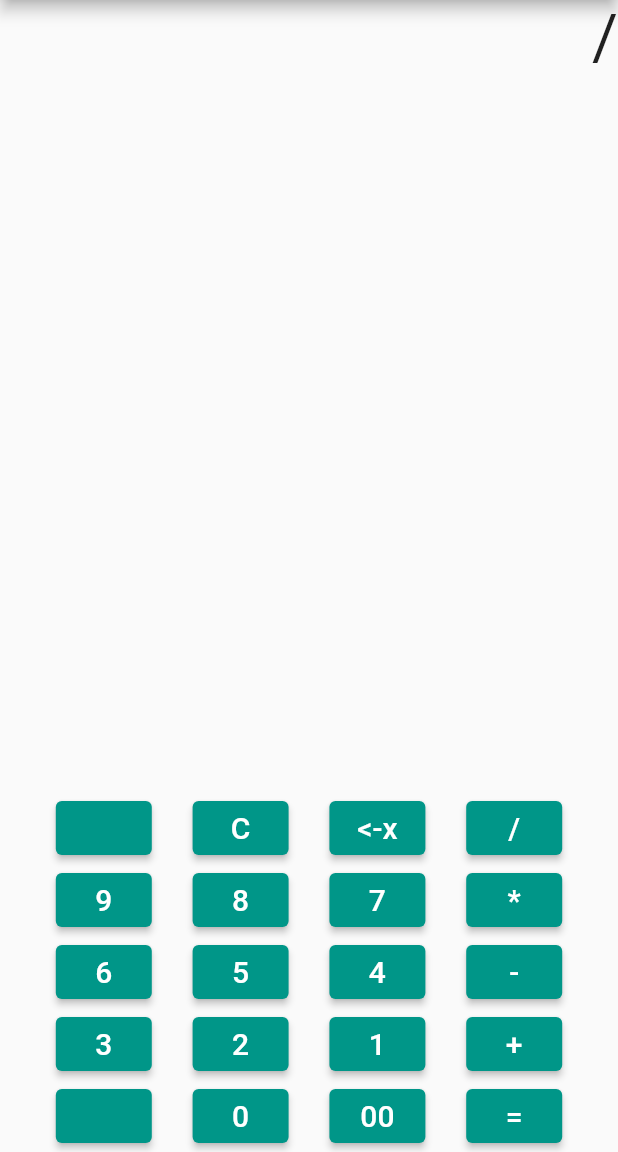
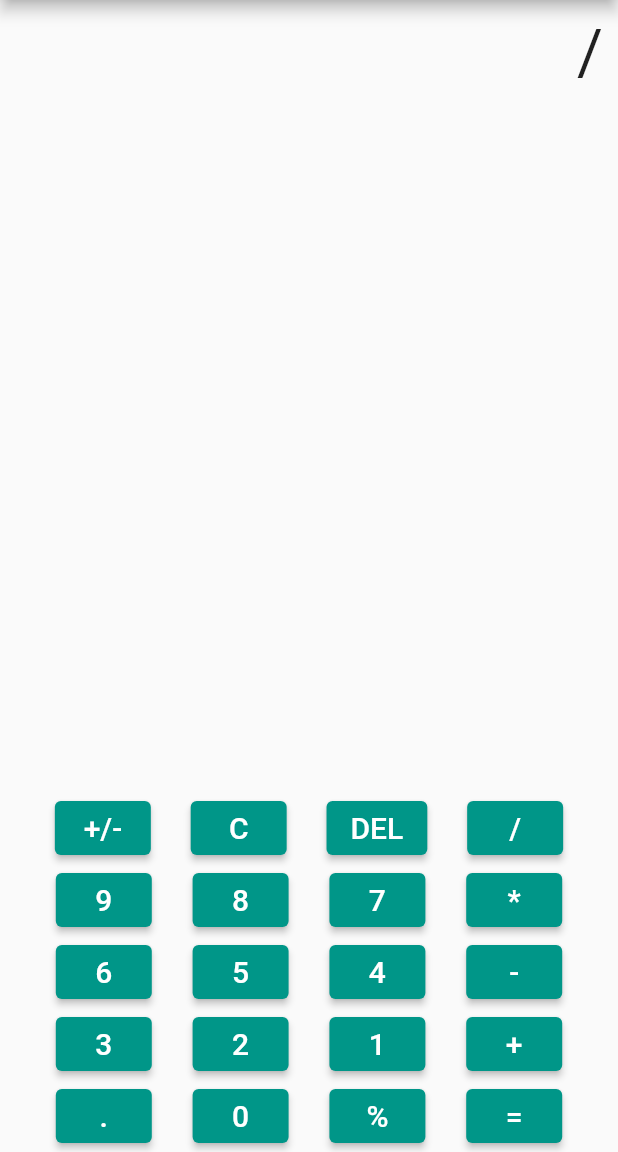
Before and after one commit to sarthakkotia/FlutterProjectsPublic, a Flutter app: the screen it shows after launch, after a tap on an icon or button, on a phone screen of 412 x 824 dp, the part 84-1236 px from its top. Run offline on Flutter 3.47's test engine with Material 2 defaults, Android fonts, the phone set to English and light mode, and no system bars; our stand-ins replace math_expressions.

Commit message:
Added del fx,decimal,%

```diff
--- a/Calculator app/lib/calculator_app.dart
+++ b/Calculator app/lib/calculator_app.dart
@@ -21,14 +21,14 @@ class _CalculatorAppState extends State<CalculatorApp> {
         centerTitle: true,
         title: Text(widget.title),
       ),
-      body: Container(
-          // height: 762,
-          child: Column(
+      body: Column(
         crossAxisAlignment: CrossAxisAlignment.end,
         children: [
           Flexible(
             flex: 5,
             fit: FlexFit.tight,
+            child: Padding(
+              padding: const EdgeInsets.all(10.0),
               child: Container(
                 child: greytext == false
                     ? Text(
@@ -50,8 +50,8 @@ class _CalculatorAppState extends State<CalculatorApp> {
                       ),
               ),
             ),
-          Container(
-            child: Column(
+          ),
+          Column(
             mainAxisAlignment: MainAxisAlignment.end,
             children: [
               Row(
@@ -59,9 +59,13 @@ class _CalculatorAppState extends State<CalculatorApp> {
                 children: [
                   const SizedBox(width: 10),
                   ElevatedButton(
-                      onPressed: (() {}),
+                    onPressed: (() {
+                      setState(() {
+                        a = invert(a);
+                      });
+                    }),
                     child: const Text(
-                        "",
+                      "+/-",
                       style: TextStyle(fontSize: 20),
                     ),
                   ),
@@ -74,9 +78,13 @@ class _CalculatorAppState extends State<CalculatorApp> {
                       }),
                       child: const Text("C", style: TextStyle(fontSize: 20))),
                   ElevatedButton(
-                        onPressed: (() {}),
-                        child:
-                            const Text("<-x", style: TextStyle(fontSize: 20))),
+                      onPressed: (() {
+                        if (a.isEmpty == true) {}
+                        setState(() {
+                          a = del(a);
+                        });
+                      }),
+                      child: const Text("DEL", style: TextStyle(fontSize: 20))),
                   ElevatedButton(
                       onPressed: (() {
                         setState(() {
@@ -206,9 +214,13 @@ class _CalculatorAppState extends State<CalculatorApp> {
                 children: [
                   const SizedBox(width: 10),
                   ElevatedButton(
-                      onPressed: (() {}),
+                    onPressed: (() {
+                      setState(() {
+                        a = number('.', a);
+                      });
+                    }),
                     child: const Text(
-                        "",
+                      ".",
                       style: TextStyle(fontSize: 20),
                     ),
                   ),
@@ -222,11 +234,10 @@ class _CalculatorAppState extends State<CalculatorApp> {
                   ElevatedButton(
                       onPressed: (() {
                         setState(() {
-                            a = number('00', a);
+                          a = number('%', a);
                         });
                       }),
-                        child:
-                            const Text("00", style: TextStyle(fontSize: 20))),
+                      child: const Text("%", style: TextStyle(fontSize: 20))),
                   ElevatedButton(
                       onPressed: (() {
                         greytext = true;
@@ -243,9 +254,8 @@ class _CalculatorAppState extends State<CalculatorApp> {
               ),
             ],
           ),
-          )
         ],
-      )),
+      ),
     );
   }
 }
--- a/Calculator app/lib/function.dart
+++ b/Calculator app/lib/function.dart
@@ -1,10 +1,6 @@
-import 'dart:math' as math;
-import 'package:flutter/material.dart';
 import 'package:math_expressions/math_expressions.dart';
 
 String number(String n, String a) {
-  print(n);
-  print(a);
   if (n == '9' ||
       n == '8' ||
       n == '7' ||
@@ -15,22 +11,34 @@ String number(String n, String a) {
       n == '2' ||
       n == '1' ||
       n == '0' ||
-      n == '00') {
+      n == '.') {
     if ((n == '0' || n == '00') && a.isEmpty == true) {
       a = '';
       return a;
     }
     a += n;
-  } else if (n == '+' || n == '-' || n == '*' || n == '/') {
+  } else if (n == '+' || n == '-' || n == '*' || n == '/' || n == '%') {
+    if (a.endsWith('+') == true ||
+        a.endsWith('-') == true ||
+        a.endsWith('*') == true ||
+        a.endsWith('/') == true ||
+        a.endsWith('%')) {
+      if (n == '-' && a.endsWith('*')) {
+        a += n;
+      }
+      return a;
+    }
     if (n == '-' && a.isEmpty == true) {
       a = "-";
     } else {
       a += n;
     }
   }
-  // double result = double.parse(a);
-  // print(result);
   return a;
+}
+
+String del(String a) {
+  return a.substring(0, a.length - 1);
 }
 
 double compute(String a) {
@@ -38,14 +46,17 @@ double compute(String a) {
   Expression exp = p.parse(a);
   ContextModel cm = ContextModel();
   double eval = exp.evaluate(EvaluationType.REAL, cm);
+  String inString = eval.toStringAsFixed(4);
+  eval = double.parse(inString);
+
   return eval;
 }
 
-class function_calc extends StatelessWidget {
-  const function_calc({super.key});
-
-  @override
-  Widget build(BuildContext context) {
-    return Container();
+String invert(String a) {
+  if (a[0] == '-') {
+    a = a.substring(1, a.length);
+  } else {
+    a = "-$a";
   }
+  return a;
 }
```
Lines whose indentation alone changed are shown as unchanged.
